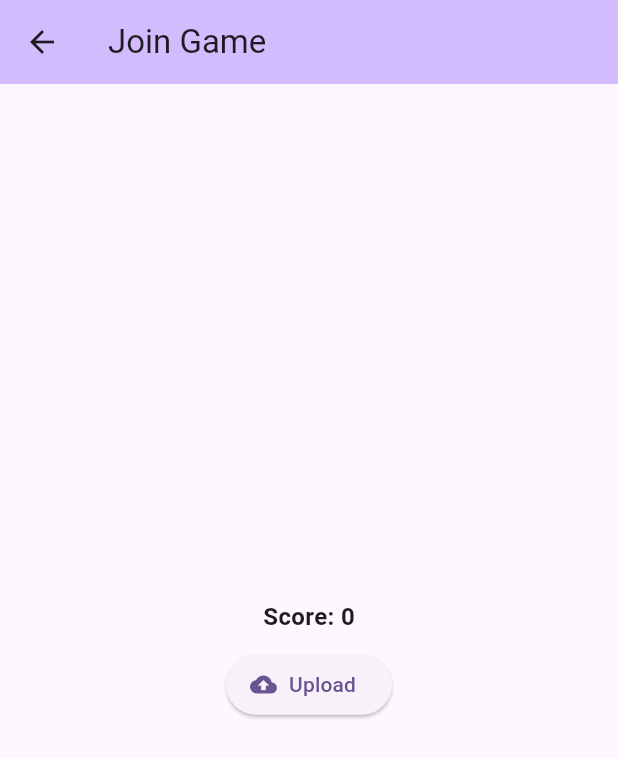
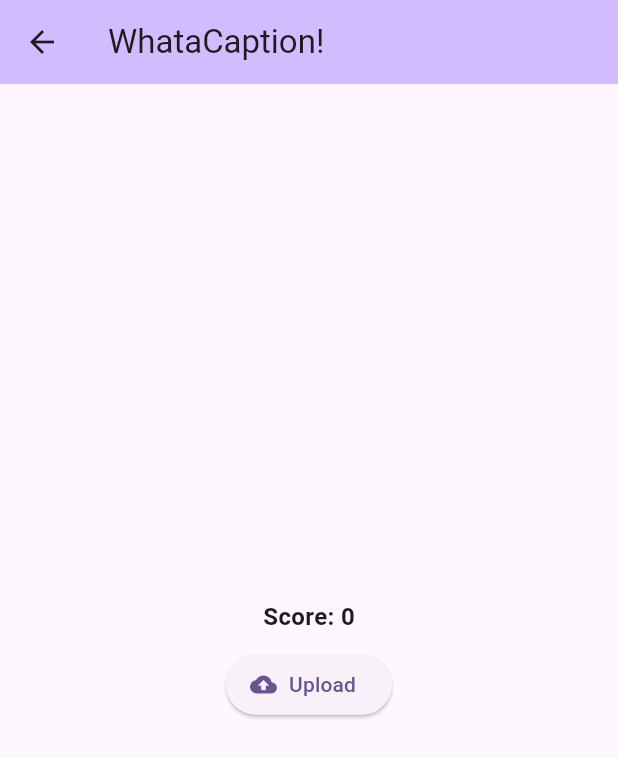
Before and after one commit to WatsonK98/whatahoot, a Flutter app: the WhataCaptionPage screen opened directly, on a phone screen of 412 x 824 dp. Shown: the top 758 px of the screen. Run offline on Flutter 3.47's test engine with Material 2 defaults, Android fonts, the phone set to English and light mode, and no system bars; our stand-ins replace firebase_auth, firebase_core, firebase_database, image_picker, qr_flutter, shared_preferences; accounts and stored records are empty.

```diff
--- a/lib/pages/qr_join.dart
+++ b/lib/pages/qr_join.dart
@@ -84,7 +84,6 @@ class _QRJoinPageState extends State<QRJoinPage> {
                             MaterialPageRoute(
                                 builder: (context) => const WhataCaptionPage()));
                         },
-
                         child: const Text("Continue", style: TextStyle(fontSize: 16, fontWeight: FontWeight.bold)),
                       ),
                     ],
--- a/lib/pages/whata_caption.dart
+++ b/lib/pages/whata_caption.dart
@@ -37,7 +37,7 @@ class _WhataCaptionPageState extends State<WhataCaptionPage>{
     return Scaffold(
       appBar: AppBar(
         backgroundColor: Theme.of(context).colorScheme.inversePrimary,
-        title: const Text("Join Game"),
+        title: const Text("WhataCaption!"),
       ),
       body: Center(
         child: Column(
```
